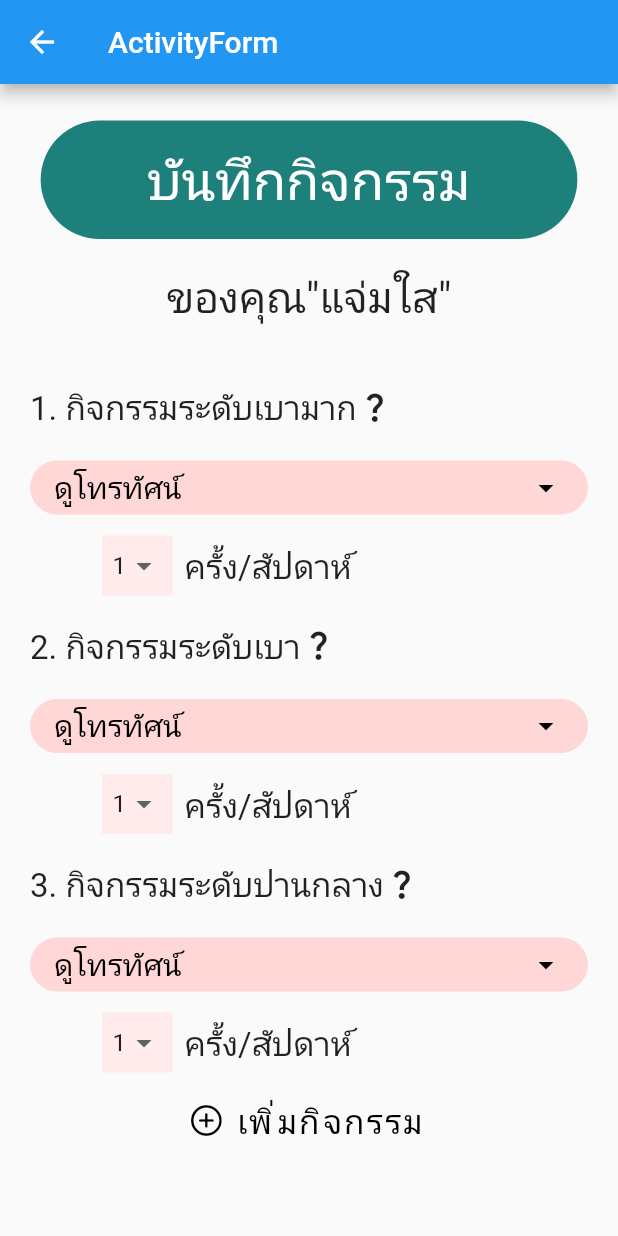
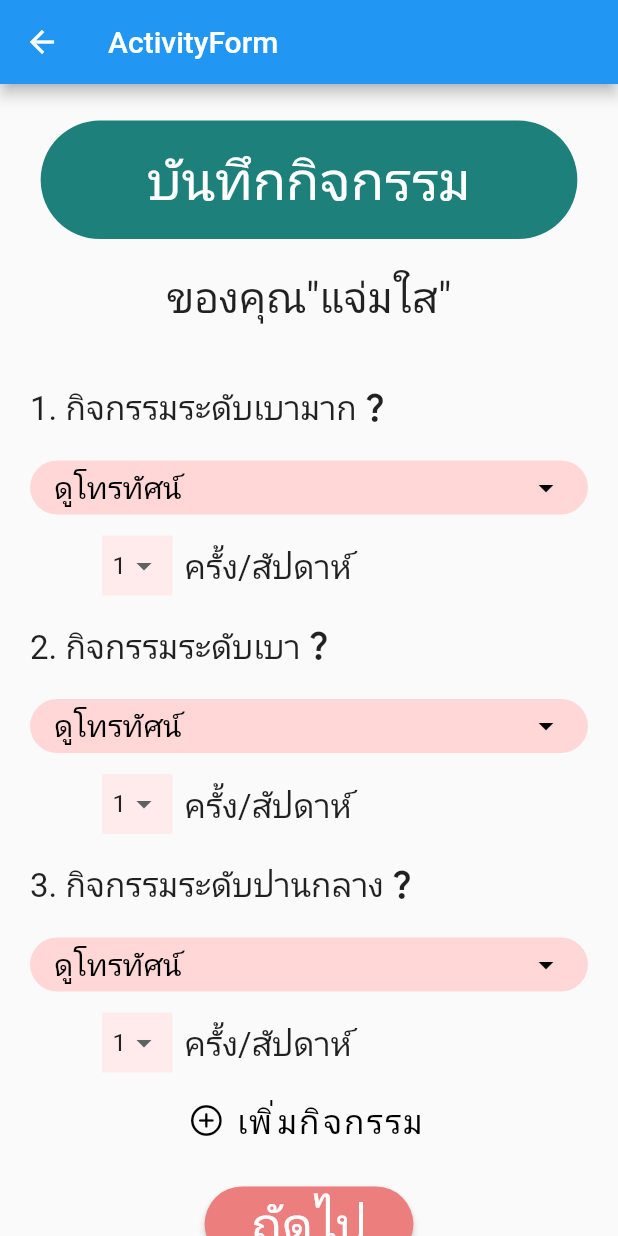
Before and after one commit to AINutritionProject/KinDeeUDee, a Flutter app: the ActivityForm screen opened directly, on a phone screen of 412 x 824 dp. Run offline on Flutter 3.47's test engine with Material 2 defaults, Android fonts, the phone set to English and light mode, and no system bars; our stand-ins replace camera, cloud_firestore, csv, dotted_border, firebase_auth, firebase_core and 6 more; missing offline and left inert: dart:ffi; accounts and stored records are empty.

Commit message:
make next button

```diff
--- a/lib/pages/information/activity_form.dart
+++ b/lib/pages/information/activity_form.dart
@@ -113,8 +113,7 @@ class _ActivityFormBodyState extends State<ActivityFormBody> {
           SizedBox(
             width: 200,
             child: FloatingActionButton.extended(
-                icon:
-                    const Icon(CupertinoIcons.plus_circle, color: Colors.black),
+              icon: const Icon(CupertinoIcons.plus_circle, color: Colors.black),
               foregroundColor: const Color(0xFFFFD18B),
               splashColor: const Color(0xFFFFD18B),
               elevation: 0,
@@ -154,10 +153,8 @@ class _ActivityFormBodyState extends State<ActivityFormBody> {
                                       keyboardType: TextInputType.text,
                                       style: TextStyle(fontSize: 18),
                                       decoration: InputDecoration(
-                                            contentPadding:
-                                                EdgeInsets.symmetric(
-                                                    vertical: 0,
-                                                    horizontal: 20),
+                                          contentPadding: EdgeInsets.symmetric(
+                                              vertical: 0, horizontal: 20),
                                           border: OutlineInputBorder(
                                             borderSide: BorderSide.none,
                                           ),
@@ -169,8 +166,7 @@ class _ActivityFormBodyState extends State<ActivityFormBody> {
                                     ),
                                   ),
                                   Row(
-                                      mainAxisAlignment:
-                                          MainAxisAlignment.start,
+                                    mainAxisAlignment: MainAxisAlignment.start,
                                     crossAxisAlignment:
                                         CrossAxisAlignment.center,
                                     children: [
@@ -221,9 +217,36 @@ class _ActivityFormBodyState extends State<ActivityFormBody> {
                 style: TextStyle(color: Colors.black, fontSize: 22),
               ),
             ),
-            )
+          ),
+          Center(
+            child: Container(
+              margin: const EdgeInsets.only(top: 20),
+              child: ElevatedButton(
+                style: ButtonStyle(
+                    backgroundColor:
+                        const MaterialStatePropertyAll(Color(0xFFED7E7E)),
+                    shape: MaterialStateProperty.all(RoundedRectangleBorder(
+                      borderRadius: BorderRadius.circular(30),
+                    ))),
+                onPressed: () {
+                  setState(() {
+                    // Navigator.of(context).push(MaterialPageRoute(
+                    //     builder: (context) => const ActivitySummary()));
+                  });
+                },
+                child: const Padding(
+                  padding: EdgeInsets.symmetric(vertical: 3, horizontal: 15),
+                  child: Text(
+                    "ถัดไป",
+                    style: TextStyle(fontSize: 32),
+                  ),
+                ),
+              ),
+            ),
+          ),
         ],
-        ));
+      ),
+    );
   }
 }
 
```
Lines whose indentation alone changed are shown as unchanged.
